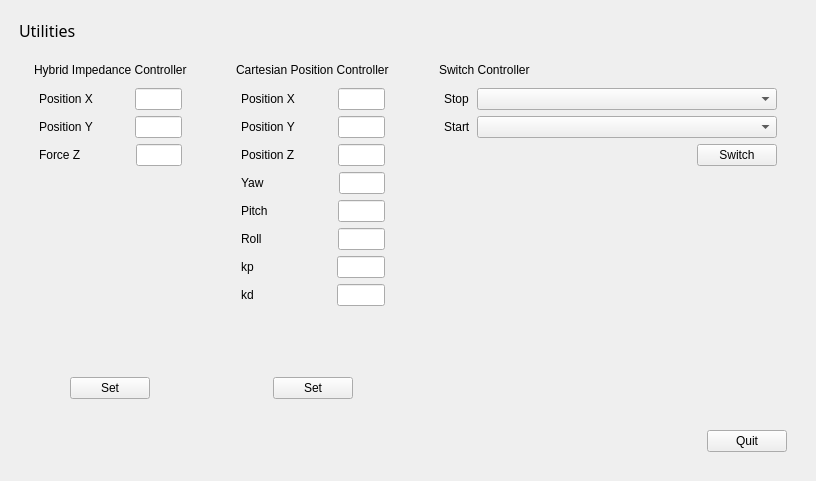
Old version of the form ui/main_window.ui in the repository xEnVrE/controller_switcher.
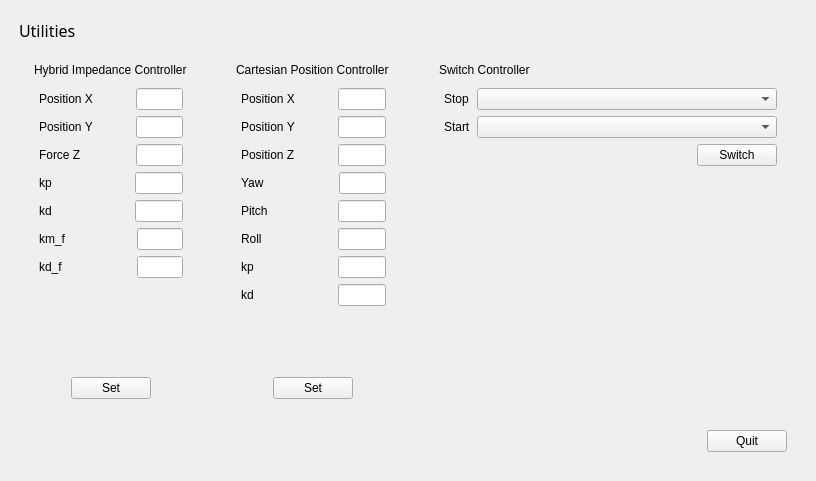
New version of the form. Icons and pictures are not drawn.

Commit message: -add fields for hybrid impedance controller in ui and on_buttonSet_hybrid_clicked()

Patch:
```diff
--- a/ui/main_window.ui
+++ b/ui/main_window.ui
@@ -218,6 +218,154 @@
               </item>
              </layout>
             </item>
+            <item>
+             <layout class="QHBoxLayout" name="horizontalLayout_16">
+              <item>
+               <widget class="QLabel" name="label_15">
+                <property name="text">
+                 <string>kp            </string>
+                </property>
+               </widget>
+              </item>
+              <item>
+               <spacer name="horizontalSpacer_17">
+                <property name="orientation">
+                 <enum>Qt::Horizontal</enum>
+                </property>
+                <property name="sizeHint" stdset="0">
+                 <size>
+                  <width>40</width>
+                  <height>20</height>
+                 </size>
+                </property>
+               </spacer>
+              </item>
+              <item>
+               <widget class="QLineEdit" name="textKp_hybrid">
+                <property name="enabled">
+                 <bool>true</bool>
+                </property>
+                <property name="maximumSize">
+                 <size>
+                  <width>50</width>
+                  <height>30</height>
+                 </size>
+                </property>
+               </widget>
+              </item>
+             </layout>
+            </item>
+            <item>
+             <layout class="QHBoxLayout" name="horizontalLayout_20">
+              <item>
+               <widget class="QLabel" name="label_19">
+                <property name="text">
+                 <string>kd            </string>
+                </property>
+               </widget>
+              </item>
+              <item>
+               <spacer name="horizontalSpacer_21">
+                <property name="orientation">
+                 <enum>Qt::Horizontal</enum>
+                </property>
+                <property name="sizeHint" stdset="0">
+                 <size>
+                  <width>40</width>
+                  <height>20</height>
+                 </size>
+                </property>
+               </spacer>
+              </item>
+              <item>
+               <widget class="QLineEdit" name="textKd_hybrid">
+                <property name="enabled">
+                 <bool>true</bool>
+                </property>
+                <property name="maximumSize">
+                 <size>
+                  <width>50</width>
+                  <height>30</height>
+                 </size>
+                </property>
+               </widget>
+              </item>
+             </layout>
+            </item>
+            <item>
+             <layout class="QHBoxLayout" name="horizontalLayout_21">
+              <item>
+               <widget class="QLabel" name="label_20">
+                <property name="text">
+                 <string>km_f         </string>
+                </property>
+               </widget>
+              </item>
+              <item>
+               <spacer name="horizontalSpacer_22">
+                <property name="orientation">
+                 <enum>Qt::Horizontal</enum>
+                </property>
+                <property name="sizeHint" stdset="0">
+                 <size>
+                  <width>40</width>
+                  <height>20</height>
+                 </size>
+                </property>
+               </spacer>
+              </item>
+              <item>
+               <widget class="QLineEdit" name="textKmf_hybrid">
+                <property name="enabled">
+                 <bool>true</bool>
+                </property>
+                <property name="maximumSize">
+                 <size>
+                  <width>50</width>
+                  <height>30</height>
+                 </size>
+                </property>
+               </widget>
+              </item>
+             </layout>
+            </item>
+            <item>
+             <layout class="QHBoxLayout" name="horizontalLayout_22">
+              <item>
+               <widget class="QLabel" name="label_21">
+                <property name="text">
+                 <string>kd_f          </string>
+                </property>
+               </widget>
+              </item>
+              <item>
+               <spacer name="horizontalSpacer_23">
+                <property name="orientation">
+                 <enum>Qt::Horizontal</enum>
+                </property>
+                <property name="sizeHint" stdset="0">
+                 <size>
+                  <width>40</width>
+                  <height>20</height>
+                 </size>
+                </property>
+               </spacer>
+              </item>
+              <item>
+               <widget class="QLineEdit" name="textKdf_hybrid">
+                <property name="enabled">
+                 <bool>true</bool>
+                </property>
+                <property name="maximumSize">
+                 <size>
+                  <width>50</width>
+                  <height>30</height>
+                 </size>
+                </property>
+               </widget>
+              </item>
+             </layout>
+            </item>
            </layout>
           </item>
           <item>
```
The commit also changes 3 other files.
